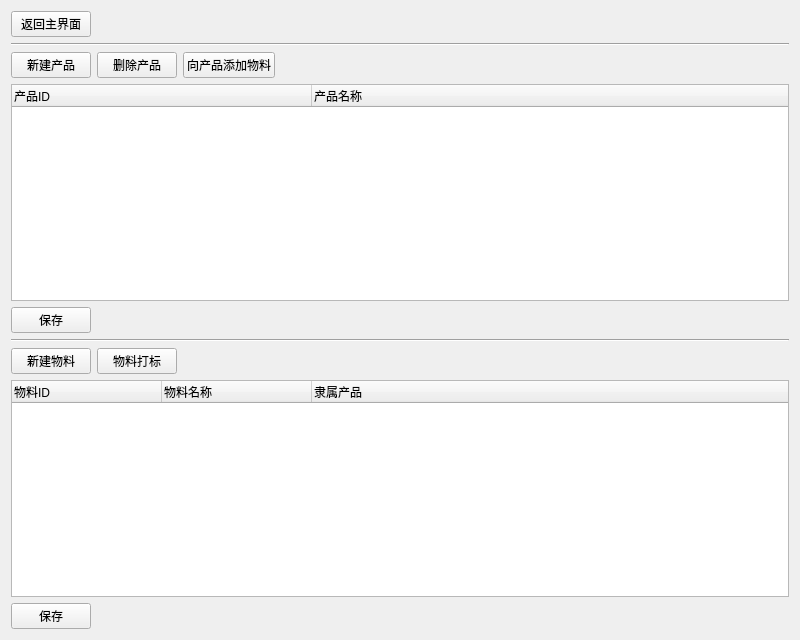
Before: the Qt Designer form src/ui/prodMatManageWindow.ui in CcooLcyy/checker, drawn with Qt 5.
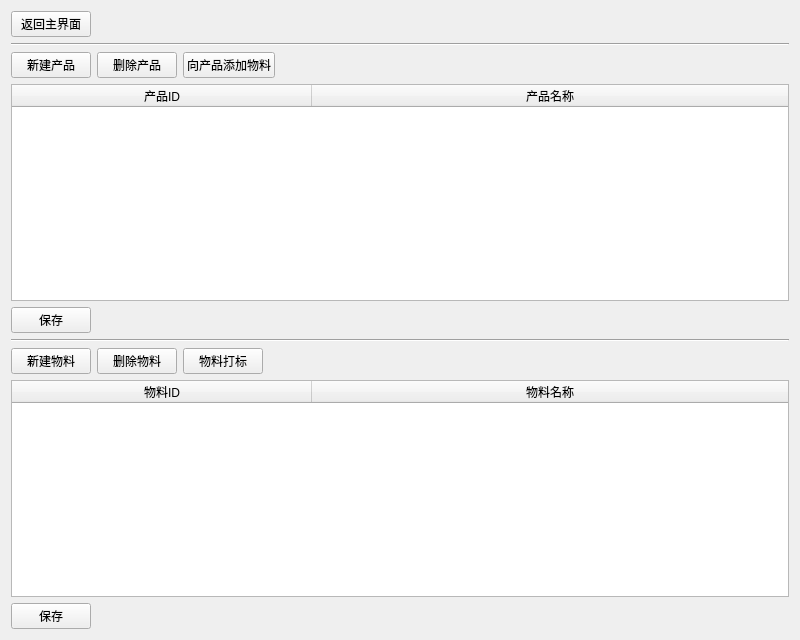
After: the same form once the commit is applied.

Commit message: 添加产品物料管理部分逻辑

Diff of the .ui file:
```diff
--- a/src/ui/prodMatManageWindow.ui
+++ b/src/ui/prodMatManageWindow.ui
@@ -67,13 +67,37 @@
     </layout>
    </item>
    <item>
-    <widget class="QTreeWidget" name="productShowListTree">
+    <widget class="QTableWidget" name="productShowTable">
+     <property name="gridStyle">
+      <enum>Qt::SolidLine</enum>
+     </property>
+     <property name="sortingEnabled">
+      <bool>true</bool>
+     </property>
+     <property name="wordWrap">
+      <bool>true</bool>
+     </property>
+     <property name="cornerButtonEnabled">
+      <bool>true</bool>
+     </property>
+     <property name="rowCount">
+      <number>0</number>
+     </property>
      <property name="columnCount">
       <number>2</number>
      </property>
-     <attribute name="headerDefaultSectionSize">
+     <attribute name="horizontalHeaderVisible">
+      <bool>true</bool>
+     </attribute>
+     <attribute name="horizontalHeaderDefaultSectionSize">
       <number>300</number>
      </attribute>
+     <attribute name="horizontalHeaderShowSortIndicator" stdset="0">
+      <bool>true</bool>
+     </attribute>
+     <attribute name="horizontalHeaderStretchLastSection">
+      <bool>true</bool>
+     </attribute>
      <column>
       <property name="text">
        <string>产品ID</string>
@@ -109,6 +133,13 @@
        </property>
       </widget>
      </item>
+     <item>
+      <widget class="QPushButton" name="deleteMaterialRowButton">
+       <property name="text">
+        <string>删除物料</string>
+       </property>
+      </widget>
+     </item>
      <item>
       <widget class="QPushButton" name="pushButton_5">
        <property name="text">
@@ -132,12 +163,21 @@
     </layout>
    </item>
    <item>
-    <widget class="QTreeWidget" name="productShowListTree_2">
-     <property name="columnCount">
-      <number>3</number>
+    <widget class="QTableWidget" name="materialShowTable">
+     <property name="sortingEnabled">
+      <bool>true</bool>
      </property>
-     <attribute name="headerDefaultSectionSize">
-      <number>150</number>
+     <attribute name="horizontalHeaderDefaultSectionSize">
+      <number>300</number>
+     </attribute>
+     <attribute name="horizontalHeaderHighlightSections">
+      <bool>true</bool>
+     </attribute>
+     <attribute name="horizontalHeaderShowSortIndicator" stdset="0">
+      <bool>true</bool>
+     </attribute>
+     <attribute name="horizontalHeaderStretchLastSection">
+      <bool>true</bool>
      </attribute>
      <column>
       <property name="text">
@@ -149,11 +189,6 @@
        <string>物料名称</string>
       </property>
      </column>
-     <column>
-      <property name="text">
-       <string>隶属产品</string>
-      </property>
-     </column>
     </widget>
    </item>
    <item alignment="Qt::AlignLeft">
```
Left out of the diff: 10 changed lines with no effect on the pictures. The commit also changes 5 other files.
